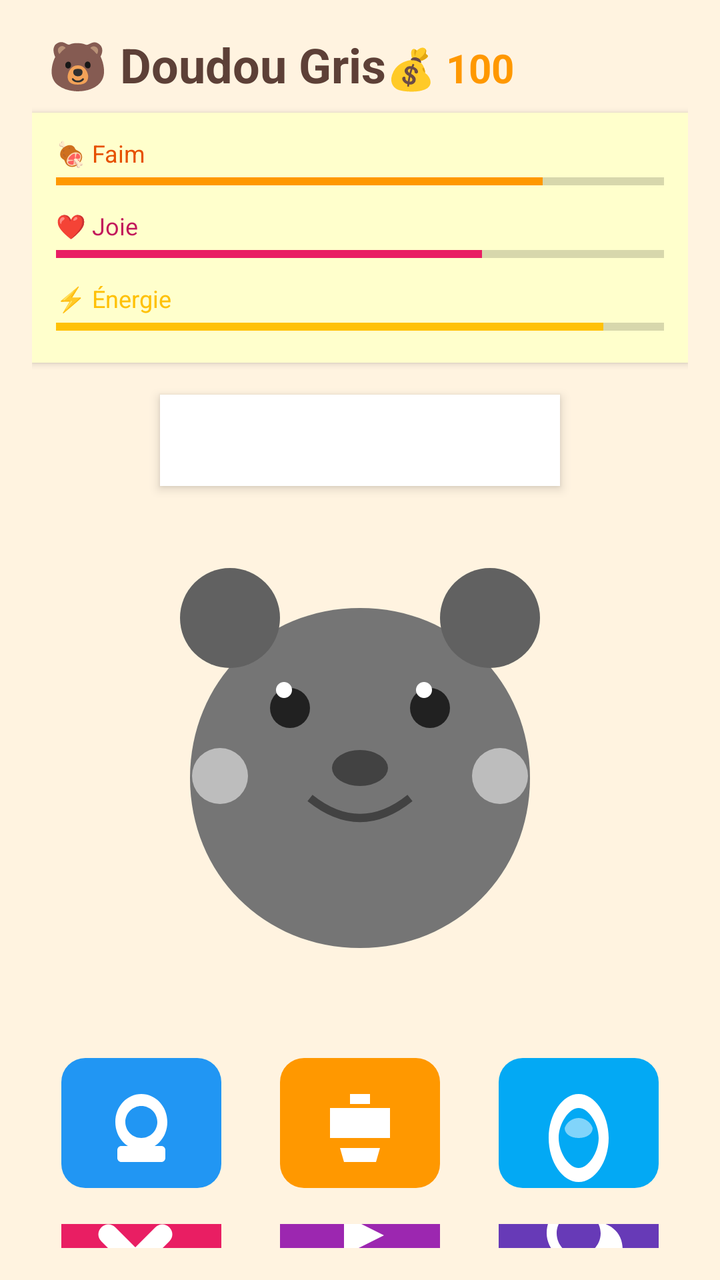
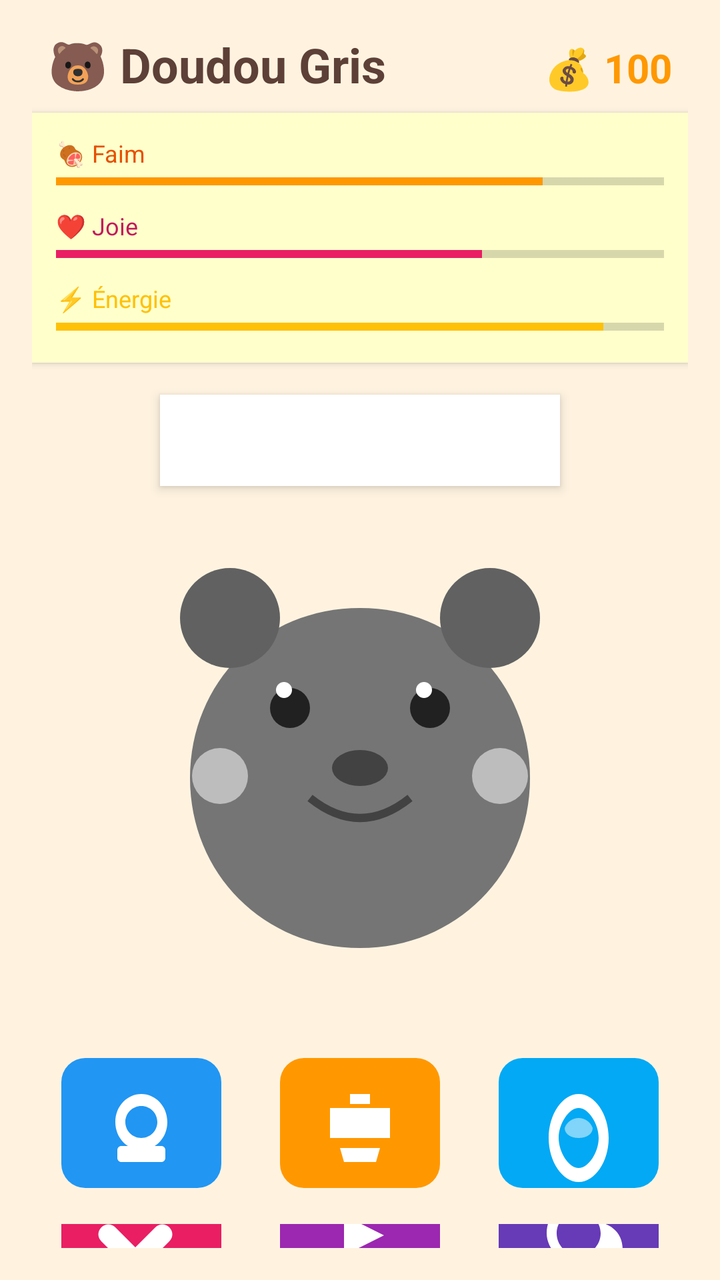

The first picture is an Android layout as it rendered before a commit; the second is the same layout after the commit. The layout source and the unified diff follow.
<!-- AndroidManifest.xml: application theme Theme.DoudouTalking -->
<!-- res/layout/activity_main.xml -->
<?xml version="1.0" encoding="utf-8"?>
<LinearLayout xmlns:android="http://schemas.android.com/apk/res/android"
    android:layout_width="match_parent"
    android:layout_height="match_parent"
    android:orientation="vertical"
    android:background="@color/bg_gradient"
    android:padding="16dp"
    android:gravity="center">

    
    <LinearLayout
        android:layout_width="match_parent"
        android:layout_height="wrap_content"
        android:orientation="horizontal"
        android:gravity="space-between"
        android:paddingHorizontal="8dp"
        android:layout_marginBottom="8dp">

        <TextView
            android:layout_width="wrap_content"
            android:layout_height="wrap_content"
            android:text="🐻 Doudou Gris"
            android:textSize="24sp"
            android:textStyle="bold"
            android:textColor="#5D4037"/>

        <TextView
            android:id="@+id/text_coins"
            android:layout_width="wrap_content"
            android:layout_height="wrap_content"
            android:text="💰 100"
            android:textSize="20sp"
            android:textStyle="bold"
            android:textColor="#FF9800"/>
    </LinearLayout>

    
    <LinearLayout
        android:layout_width="match_parent"
        android:layout_height="wrap_content"
        android:orientation="vertical"
        android:background="#FFFFFFCC"
        android:padding="12dp"
        android:layout_marginBottom="16dp"
        android:elevation="2dp">

        <TextView android:layout_width="wrap_content" android:layout_height="wrap_content"
            android:text="🍖 Faim" android:textSize="12sp" android:textColor="#E65100"/>
        <ProgressBar android:id="@+id/status_hunger" style="?android:attr/progressBarStyleHorizontal"
            android:layout_width="match_parent" android:layout_height="12dp"
            android:progress="80" android:progressTint="#FF9800" android:layout_marginBottom="8dp"/>

        <TextView android:layout_width="wrap_content" android:layout_height="wrap_content"
            android:text="❤️ Joie" android:textSize="12sp" android:textColor="#C2185B"/>
        <ProgressBar android:id="@+id/status_happy" style="?android:attr/progressBarStyleHorizontal"
            android:layout_width="match_parent" android:layout_height="12dp"
            android:progress="70" android:progressTint="#E91E63" android:layout_marginBottom="8dp"/>

        <TextView android:layout_width="wrap_content" android:layout_height="wrap_content"
            android:text="⚡ Énergie" android:textSize="12sp" android:textColor="#FFC107"/>
        <ProgressBar android:id="@+id/status_energy" style="?android:attr/progressBarStyleHorizontal"
            android:layout_width="match_parent" android:layout_height="12dp"
            android:progress="90" android:progressTint="#FFC107"/>
    </LinearLayout>

    
    <TextView
        android:id="@+id/text_message"
        android:layout_width="wrap_content"
        android:layout_height="wrap_content"
        android:text=""
        android:textSize="16sp"
        android:textColor="#333333"
        android:background="#FFFFFF"
        android:padding="12dp"
        android:elevation="3dp"
        android:layout_marginBottom="16dp"
        android:minWidth="200dp"
        android:gravity="center"/>

    
    <ImageView
        android:id="@+id/doudou_image"
        android:layout_width="240dp"
        android:layout_height="240dp"
        android:src="@drawable/ic_doudou_happy"
        android:layout_marginBottom="24dp"
        android:clickable="true"
        android:focusable="true"
        android:elevation="4dp"/>

    
    <LinearLayout
        android:layout_width="match_parent"
        android:layout_height="wrap_content"
        android:orientation="horizontal"
        android:gravity="center"
        android:layout_marginBottom="12dp">

        <ImageView android:id="@+id/btn_talk" android:layout_width="0dp" android:layout_height="65dp"
            android:layout_weight="1" android:src="@drawable/btn_talk_bg" android:layout_margin="6dp"
            android:clickable="true" android:focusable="true" android:elevation="2dp"/>
        <ImageView android:id="@+id/btn_feed" android:layout_width="0dp" android:layout_height="65dp"
            android:layout_weight="1" android:src="@drawable/btn_feed_bg" android:layout_margin="6dp"
            android:clickable="true" android:focusable="true" android:elevation="2dp"/>
        <ImageView android:id="@+id/btn_drink" android:layout_width="0dp" android:layout_height="65dp"
            android:layout_weight="1" android:src="@drawable/btn_drink_bg" android:layout_margin="6dp"
            android:clickable="true" android:focusable="true" android:elevation="2dp"/>
    </LinearLayout>

    <LinearLayout
        android:layout_width="match_parent"
        android:layout_height="wrap_content"
        android:orientation="horizontal"
        android:gravity="center">

        <ImageView android:id="@+id/btn_pet" android:layout_width="0dp" android:layout_height="65dp"
            android:layout_weight="1" android:src="@drawable/btn_pet_bg" android:layout_margin="6dp"
            android:clickable="true" android:focusable="true" android:elevation="2dp"/>
        <ImageView android:id="@+id/btn_play" android:layout_width="0dp" android:layout_height="65dp"
            android:layout_weight="1" android:src="@drawable/btn_play_bg" android:layout_margin="6dp"
            android:clickable="true" android:focusable="true" android:elevation="2dp"/>
        <ImageView android:id="@+id/btn_sleep" android:layout_width="0dp" android:layout_height="65dp"
            android:layout_weight="1" android:src="@drawable/btn_sleep_bg" android:layout_margin="6dp"
            android:clickable="true" android:focusable="true" android:elevation="2dp"/>
    </LinearLayout>

</LinearLayout>
<!-- resources referenced by this layout -->
<resources>
  <color name="bg_gradient">#FFF3E0</color>
  <!-- drawable btn_drink_bg (drawable) -->
  <vector xmlns:android="http://schemas.android.com/apk/res/android"
      android:width="80dp" android:height="65dp"
      android:viewportWidth="80" android:viewportHeight="65">
    <path android:fillColor="#03A9F4"
          android:pathData="M12,0L68,0A12,12 0,0,1 80,12L80,53A12,12 0,0,1 68,65L12,65A12,12 0,0,1 0,53L0,12A12,12 0,0,1 12,0z"/>
    <path android:fillColor="#FFFFFF"
          android:pathData="M40,18c-8,0 -15,10 -15,22s7,22 15,22s15,-10 15,-22s-7,-22 -15,-22zM40,55c-5,0 -10,-8 -10,-15s5,-15 10,-15s10,8 10,15s-5,15 -10,15z"/>
    <path android:fillColor="#81D4FA"
          android:pathData="M33,35c1,-3 4,-5 7,-5s6,2 7,5c0,3 -3,5 -7,5s-7,-2 -7,-5z"/>
  </vector>
  <!-- drawable btn_feed_bg (drawable) -->
  <vector xmlns:android="http://schemas.android.com/apk/res/android"
      android:width="80dp" android:height="65dp"
      android:viewportWidth="80" android:viewportHeight="65">
    <path android:fillColor="#FF9800"
          android:pathData="M12,0L68,0A12,12 0,0,1 80,12L80,53A12,12 0,0,1 68,65L12,65A12,12 0,0,1 0,53L0,12A12,12 0,0,1 12,0z"/>
    <path android:fillColor="#FFFFFF"
          android:pathData="M25,25 L55,25 L55,40 L25,40 Z M30,45 L50,45 L48,52 L32,52 Z M35,18 L45,18 L45,23 L35,23 Z"/>
  </vector>
  <!-- drawable btn_pet_bg (drawable) -->
  <vector xmlns:android="http://schemas.android.com/apk/res/android"
      android:width="80dp" android:height="65dp"
      android:viewportWidth="80" android:viewportHeight="65">
    <path android:fillColor="#E91E63"
          android:pathData="M12,0L68,0A12,12 0,0,1 80,12L80,53A12,12 0,0,1 68,65L12,65A12,12 0,0,1 0,53L0,12A12,12 0,0,1 12,0z"/>
    <path android:fillColor="#FFFFFF"
          android:pathData="M40,52c-2,0 -4,-1 -5,-2l-15,-15c-2,-2 -2,-5 0,-7s5,-2 7,0l10,10l10,-10c2,-2 5,-2 7,0s2,5 0,7l-15,15c-1,1 -3,2 -5,2z"/>
  </vector>
  <!-- drawable btn_play_bg (drawable) -->
  <vector xmlns:android="http://schemas.android.com/apk/res/android"
      android:width="80dp" android:height="65dp"
      android:viewportWidth="80" android:viewportHeight="65">
    <path android:fillColor="#9C27B0"
          android:pathData="M12,0L68,0A12,12 0,0,1 80,12L80,53A12,12 0,0,1 68,65L12,65A12,12 0,0,1 0,53L0,12A12,12 0,0,1 12,0z"/>
    <path android:fillColor="#FFFFFF"
          android:pathData="M32,22l20,10l-20,10z"/>
  </vector>
  <!-- drawable btn_sleep_bg (drawable) -->
  <vector xmlns:android="http://schemas.android.com/apk/res/android"
      android:width="80dp" android:height="65dp"
      android:viewportWidth="80" android:viewportHeight="65">
    <path android:fillColor="#673AB7"
          android:pathData="M12,0L68,0A12,12 0,0,1 80,12L80,53A12,12 0,0,1 68,65L12,65A12,12 0,0,1 0,53L0,12A12,12 0,0,1 12,0z"/>
    <path android:fillColor="#FFFFFF"
          android:pathData="M40,15c-9,0 -16,7 -16,16c0,4 2,8 5,11l-5,18l17,-6c1,1 3,1 5,1c9,0 16,-7 16,-16s-7,-14 -16,-14zM40,42c-6,0 -11,-5 -11,-11s5,-11 11,-11s11,5 11,11s-5,11 -11,11z"/>
  </vector>
  <style name="Theme.DoudouTalking" parent="Theme.MaterialComponents.DayNight.NoActionBar">
          <item name="colorPrimary">@color/doudou_gray</item>
          <item name="colorOnPrimary">@color/white</item>
          <item name="android:statusBarColor">@color/bg_dark</item>
          <item name="android:windowBackground">@color/bg_gradient</item>
      </style>
  <color name="doudou_gray">#757575</color>
  <color name="white">#FFFFFFFF</color>
  <color name="bg_dark">#FFE0B2</color>
</resources>

<!-- the commit's change to res/layout/activity_main.xml (unified diff, before → after) -->
@@ -12,13 +12,13 @@
         android:layout_width="match_parent"
         android:layout_height="wrap_content"
         android:orientation="horizontal"
-        android:gravity="space-between"
         android:paddingHorizontal="8dp"
         android:layout_marginBottom="8dp">
 
         <TextView
-            android:layout_width="wrap_content"
+            android:layout_width="0dp"
             android:layout_height="wrap_content"
+            android:layout_weight="1"
             android:text="🐻 Doudou Gris"
             android:textSize="24sp"
             android:textStyle="bold"
@@ -108,6 +108,7 @@
             android:clickable="true" android:focusable="true" android:elevation="2dp"/>
     </LinearLayout>
 
+    
     <LinearLayout
         android:layout_width="match_parent"
         android:layout_height="wrap_content"
